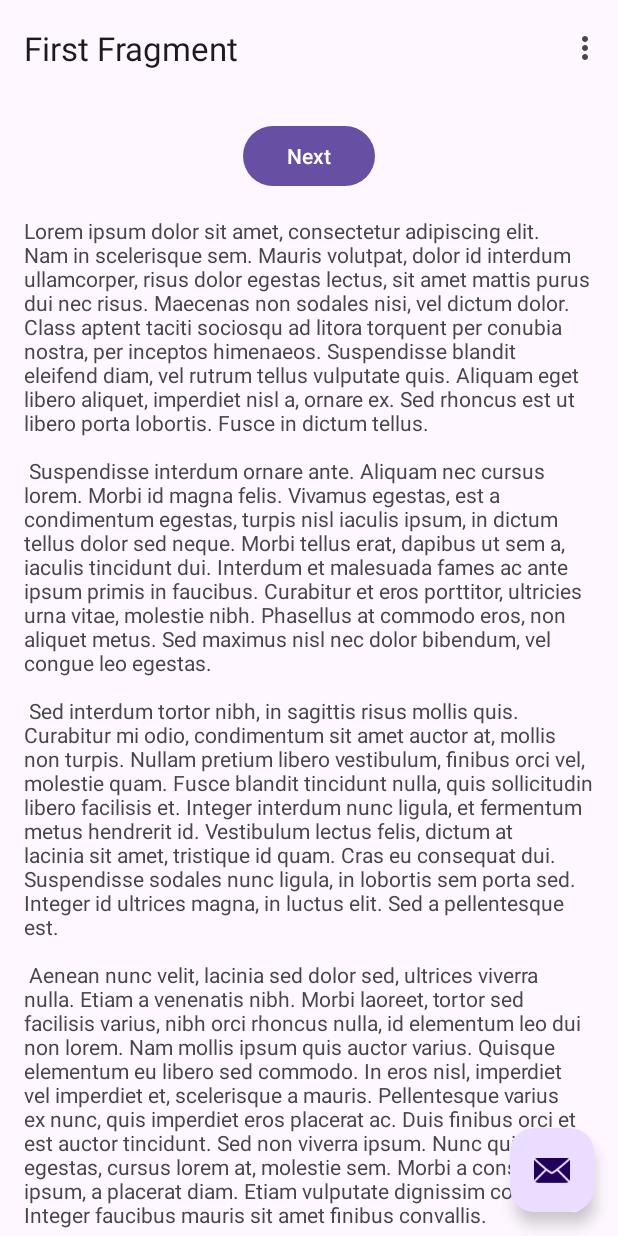
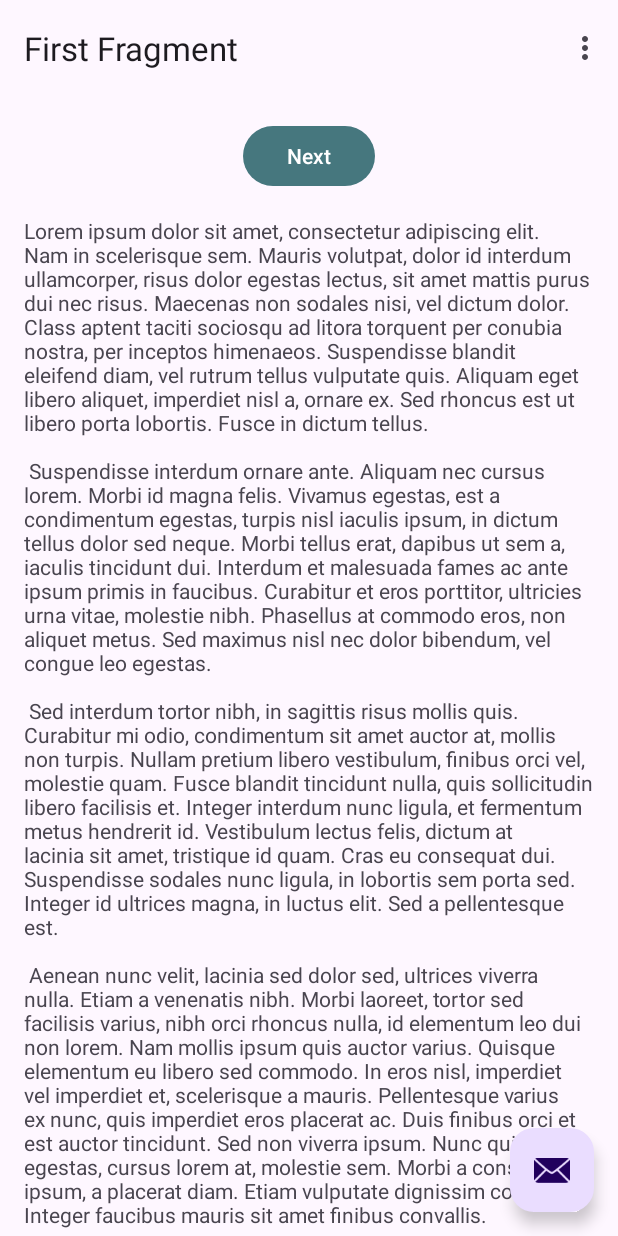
Before and after one commit to Shahzod010299/uzCurrency, an Android app: the screen it shows after launch (MainActivity), on a phone screen of 412 x 824 dp. Run offline under Robolectric (Android 15) with nearby library versions, the phone set to English and light mode, and no system bars; our stand-ins replace navigation-ui.

Commit message:
color added

```diff
--- a/app/src/main/res/values-night/themes.xml
+++ b/app/src/main/res/values-night/themes.xml
@@ -2,6 +2,6 @@
     <!-- Base application theme. -->
     <style name="Base.Theme.UzCurrency" parent="Theme.Material3.DayNight.NoActionBar">
         <!-- Customize your dark theme here. -->
-        <!-- <item name="colorPrimary">@color/my_dark_primary</item> -->
+         <item name="colorPrimary">@color/main_color</item>
     </style>
 </resources>
--- a/app/src/main/res/values/colors.xml
+++ b/app/src/main/res/values/colors.xml
@@ -1,5 +1,11 @@
 <?xml version="1.0" encoding="utf-8"?>
 <resources>
+
     <color name="black">#FF000000</color>
     <color name="white">#FFFFFFFF</color>
+    <color name="main_color">#46777E</color>
+    <color name="text_color">#64C090</color>
+    <color name="text_secondary_color">#4A5459</color>
+    <color name="secondary_color">#EEF6F6</color>
+
 </resources>
--- a/app/src/main/res/values/themes.xml
+++ b/app/src/main/res/values/themes.xml
@@ -2,7 +2,7 @@
     <!-- Base application theme. -->
     <style name="Base.Theme.UzCurrency" parent="Theme.Material3.DayNight.NoActionBar">
         <!-- Customize your light theme here. -->
-        <!-- <item name="colorPrimary">@color/my_light_primary</item> -->
+         <item name="colorPrimary">@color/main_color</item>
     </style>
 
     <style name="Theme.UzCurrency" parent="Base.Theme.UzCurrency" />
```
